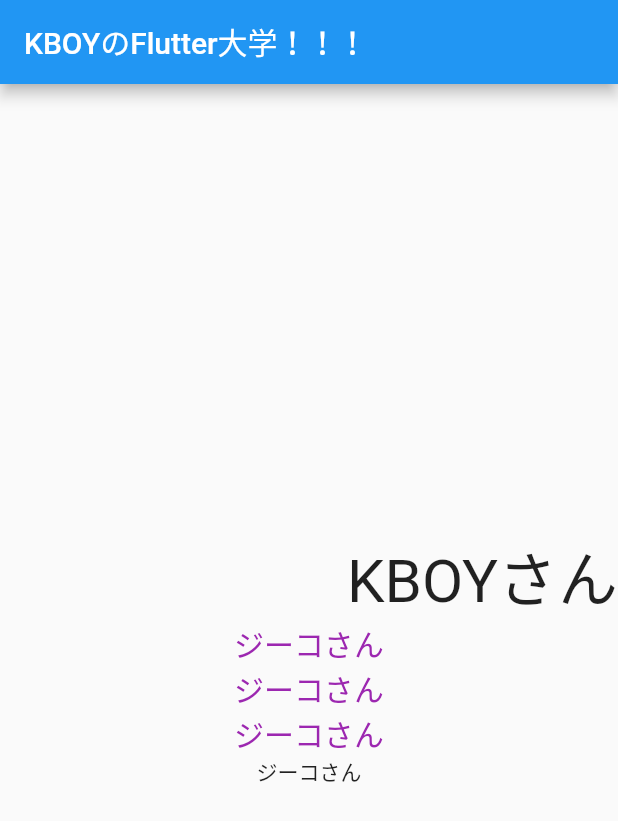
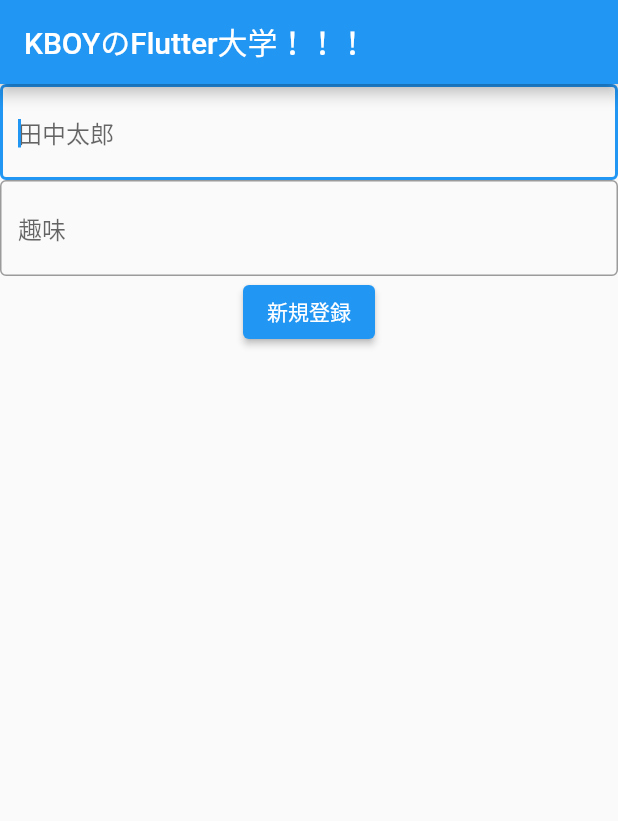
Before and after one commit to TaiyoMate/untitledflutter, a Flutter app: the screen it shows after launch, on a phone screen of 412 x 824 dp. Shown: the top 821 px of the screen. Run offline on Flutter 3.47's test engine with Material 2 defaults, Android fonts, the phone set to English and light mode, and no system bars.

Commit message:
kboy-study: input

```diff
--- a/lib/main.dart
+++ b/lib/main.dart
@@ -38,6 +38,12 @@
 
   String text = '次へ';
 
+  final myFocusNode = FocusNode();
+
+  String name = "";
+
+  final myController = TextEditingController();
+
   @override
   Widget build(BuildContext context) {
     return Scaffold(
@@ -47,33 +53,38 @@
       body: Container(
         width: double.infinity,
         child: Column(
-          mainAxisAlignment: MainAxisAlignment.center,
-          crossAxisAlignment: CrossAxisAlignment.center,
           children: [
-            Container(
-              width: double.infinity,
-              child: Text(
-                'KBOYさん',
-                textAlign: TextAlign.end,
-                style: TextStyle(
-                  fontSize: 40,
-                ),
+            TextField(
+              autofocus: true,
+              decoration: InputDecoration(
+                border: OutlineInputBorder(),
+                hintText: '田中太郎',
+              ),
+              onChanged: (text) {
+                name = text;
+              },
+            ),
+            TextField(
+              controller: myController,
+              focusNode: myFocusNode,
+              decoration: InputDecoration(
+                border: OutlineInputBorder(),
+                hintText: '趣味',
               ),
             ),
-            DefaultTextStyle(
-              style: TextStyle(
-                fontSize: 20,
-                color: Colors.purple,
-              ),
-              child: Column(
-                children: [
-                  Text('ジーコさん'),
-                  Text('ジーコさん'),
-                  Text('ジーコさん'),
-                ],
-              ),
+            ElevatedButton(
+              child: Text('新規登録'),
+              onPressed: () {
+                showDialog(
+                  context: context,
+                  builder: (context) {
+                    return AlertDialog(
+                      content: Text(myController.text),
+                    );
+                  },
+                );
+              },
             ),
-            Text('ジーコさん'),
           ],
         ),
       ),
```
